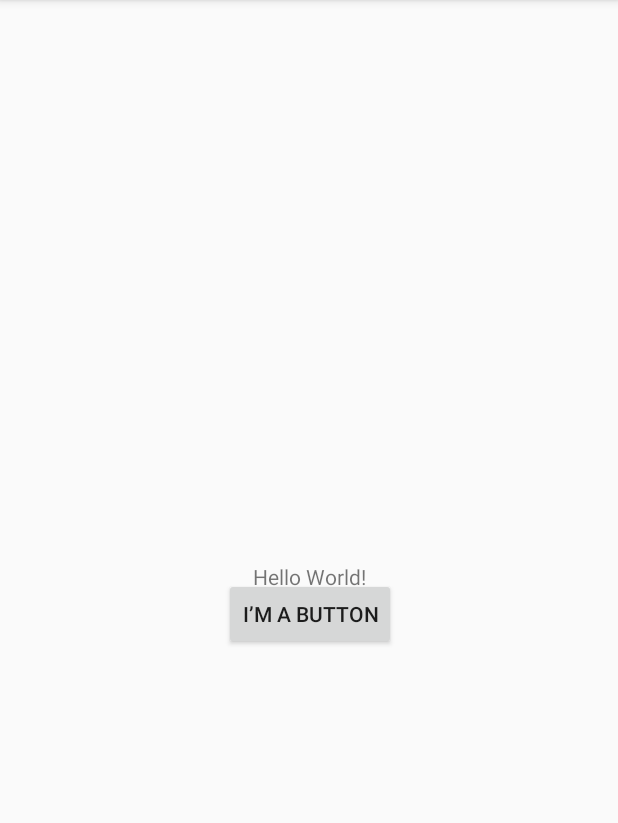
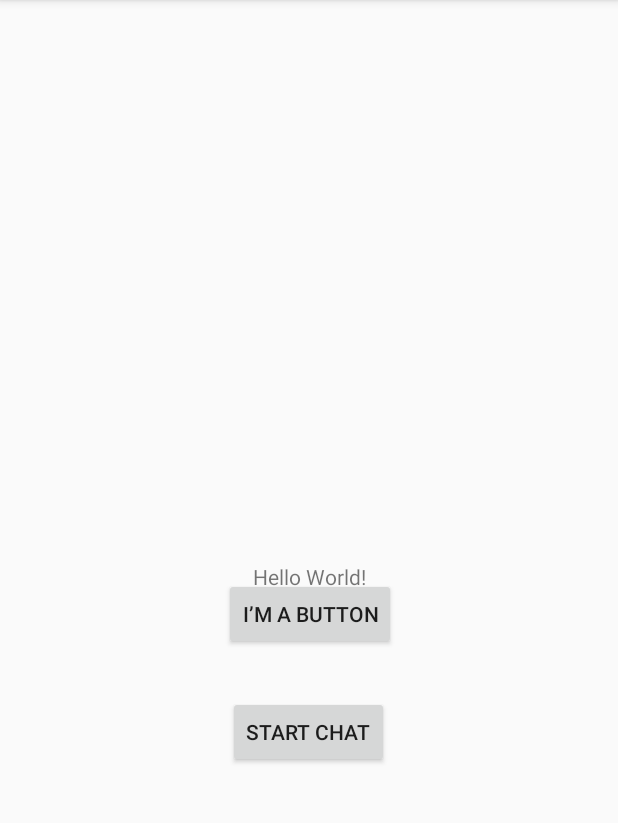
Before and after one commit to keveniskander/Android_A1, an Android app: the MainActivity screen opened directly, with no data from a screen before it, on a phone screen of 412 x 824 dp, the part 84-907 px from its top. Run offline under Robolectric (Android 15) with nearby library versions, the phone set to English and light mode, and no system bars.

Commit message:
Working on Part 3 Task 3

```diff
--- a/app/src/main/res/layout/activity_main.xml
+++ b/app/src/main/res/layout/activity_main.xml
@@ -26,4 +26,14 @@
         app:layout_constraintStart_toStartOf="parent"
         app:layout_constraintTop_toTopOf="parent" />
 
+    <Button
+        android:id="@+id/StartChat"
+        android:layout_width="wrap_content"
+        android:layout_height="wrap_content"
+        android:layout_marginStart="152dp"
+        android:layout_marginTop="464dp"
+        android:text="@string/StartChat"
+        app:layout_constraintStart_toStartOf="parent"
+        app:layout_constraintTop_toTopOf="parent" />
+
 </androidx.constraintlayout.widget.ConstraintLayout>
--- a/app/src/main/res/values/strings.xml
+++ b/app/src/main/res/values/strings.xml
@@ -15,4 +15,5 @@
     <string name="dialog_title">Finish activity?</string>
     <string name="ok">OK</string>
     <string name="cancel">Cancel</string>
+    <string name="StartChat">Start Chat</string>
 </resources>
```
Also changed, not shown: app/src/main/AndroidManifest.xml (+3 -4 lines), app/src/main/java/com/example/androidassignments/ChatWindow.java (added, +14 -0 lines), app/src/main/res/layout/activity_chat_window.xml (added, +10 -0 lines), 1 other file.
